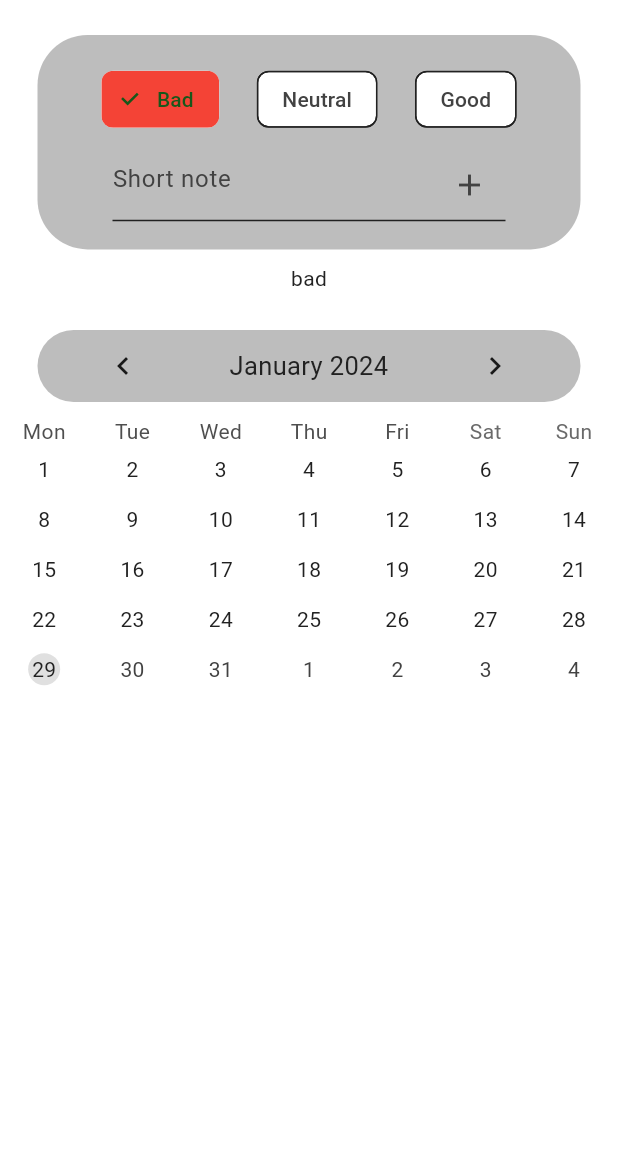
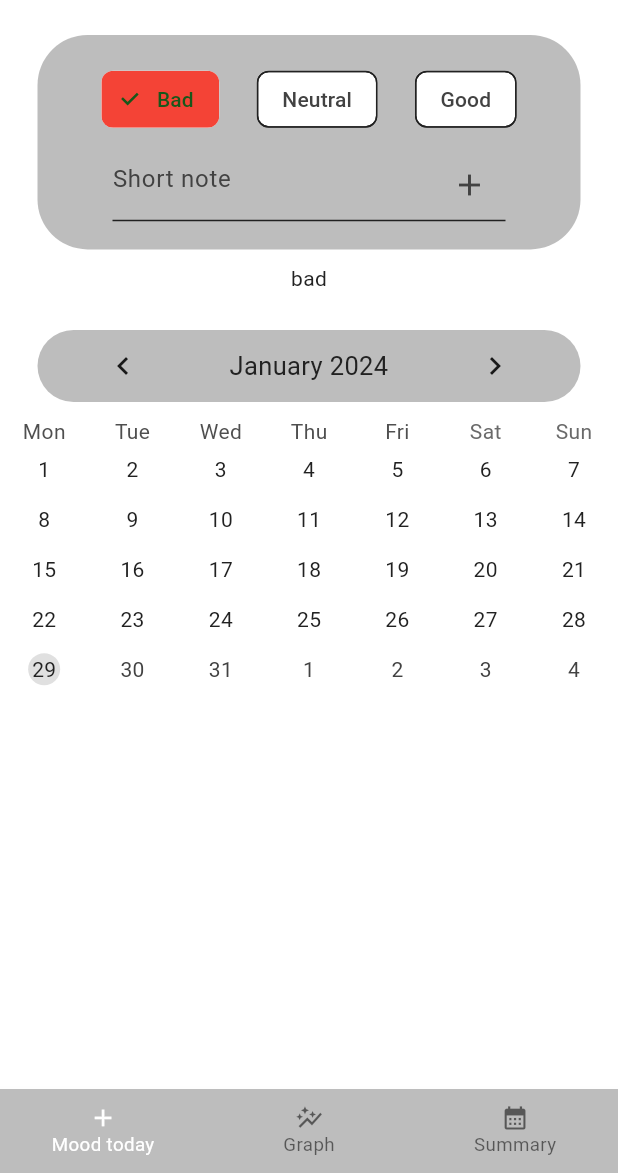
Before and after one commit to marek-musial/mini_journal_app, a Flutter app: the screen it shows after launch, after a tap on "Bad", on a phone screen of 412 x 824 dp, the part 63-1236 px from its top. Run offline on Flutter 3.47's test engine with Material 2 defaults, Android fonts, the phone set to English and light mode, and no system bars; drawn by our look-alikes of table_calendar; our stand-ins replace bloc, flutter_bloc.

Commit message:
Implement home botNavBar and home_page_widgets
Implemented basic UI bottom_navigation_bar_widget.
No botNavBar function implemented yet.

Implemented home_page_widgets as export file for home_page.

```diff
--- a/lib/app/features/home/home_page.dart
+++ b/lib/app/features/home/home_page.dart
@@ -1,12 +1,11 @@
 import 'package:flutter/material.dart';
 import 'package:flutter_bloc/flutter_bloc.dart';
-import 'package:journal/app/features/home/home_page_widgets/drawer_widget.dart';
+import 'package:journal/app/features/home/home_page_widgets/home_page_widgets.dart';
 import 'package:journal/app/features/mood/cubit/mood_page_cubit.dart';
 import 'package:journal/app/features/mood/mood_page_content.dart';
 
 class HomePage extends StatelessWidget {
   const HomePage({super.key});
-
   @override
   Widget build(BuildContext context) {
     return Scaffold(
@@ -16,6 +15,7 @@ class HomePage extends StatelessWidget {
         centerTitle: true,
       ),
       drawer: const DrawerWidget(),
+      bottomNavigationBar: const NavBar(),
       body: BlocProvider(
         create: (context) => MoodPageCubit(),
         child: const MoodPageContent(),
--- /dev/null
+++ b/lib/app/features/home/home_page_widgets/bottom_navigation_bar_widget.dart
@@ -0,0 +1,52 @@
+import 'package:flutter/material.dart';
+import 'package:journal/themes/color_schemes.dart';
+import 'package:journal/themes/screen_sizes.dart';
+
+class NavBar extends StatefulWidget {
+  const NavBar({
+    super.key,
+  });
+
+  @override
+  State<NavBar> createState() => _NavBarState();
+}
+
+class _NavBarState extends State<NavBar> {
+  int _currentIndex = 0;
+
+  void _onItemTapped(int index) {
+    setState(() {
+      _currentIndex = index;
+    });
+  }
+
+  @override
+  Widget build(BuildContext context) {
+    return BottomNavigationBar(
+      currentIndex: _currentIndex,
+      items: const [
+        BottomNavigationBarItem(
+          label: 'Mood today',
+          icon: Icon(Icons.add),
+          activeIcon: Icon(Icons.add),
+        ),
+        BottomNavigationBarItem(
+          label: 'Graph',
+          icon: Icon(Icons.auto_graph),
+          activeIcon: Icon(Icons.auto_graph),
+        ),
+        BottomNavigationBarItem(
+          label: 'Summary',
+          icon: Icon(Icons.calendar_month),
+          activeIcon: Icon(Icons.calendar_month),
+        ),
+      ],
+      backgroundColor: currentColorScheme.primaryContainer,
+      landscapeLayout: BottomNavigationBarLandscapeLayout.centered,
+      iconSize: screenHeight / 32,
+      selectedFontSize: screenHeight / 48,
+      unselectedFontSize: screenHeight / 48,
+      onTap: _onItemTapped,
+    );
+  }
+}
--- /dev/null
+++ b/lib/app/features/home/home_page_widgets/home_page_widgets.dart
@@ -0,0 +1,2 @@
+export 'package:journal/app/features/home/home_page_widgets/drawer_widget.dart';
+export 'package:journal/app/features/home/home_page_widgets/bottom_navigation_bar_widget.dart';
```
